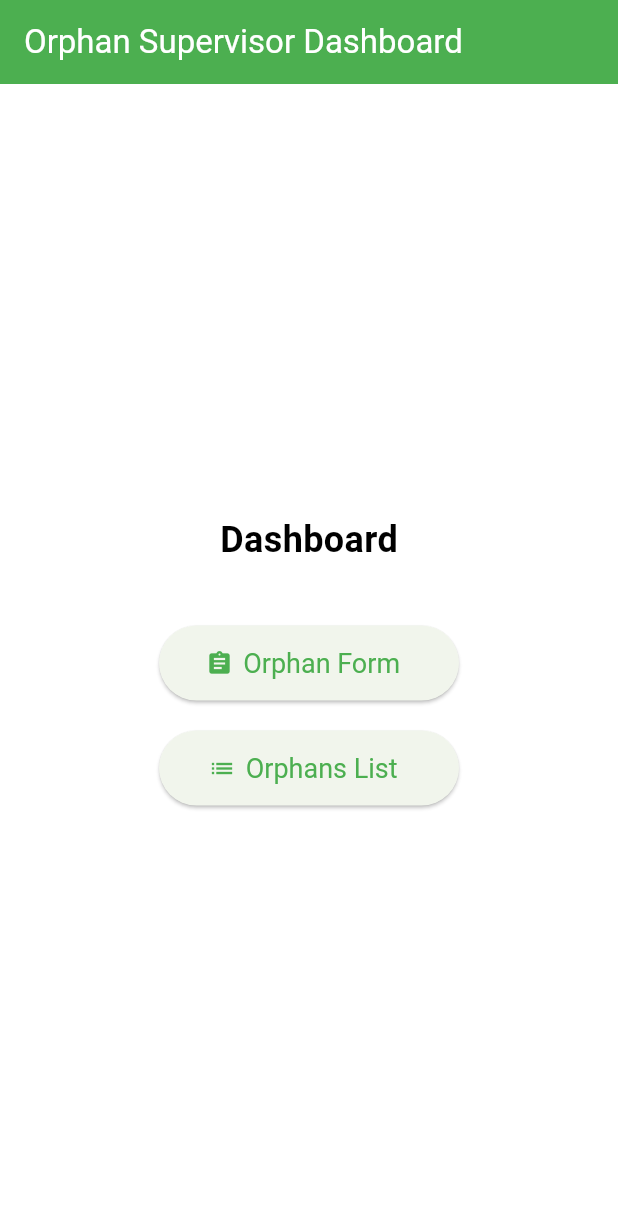
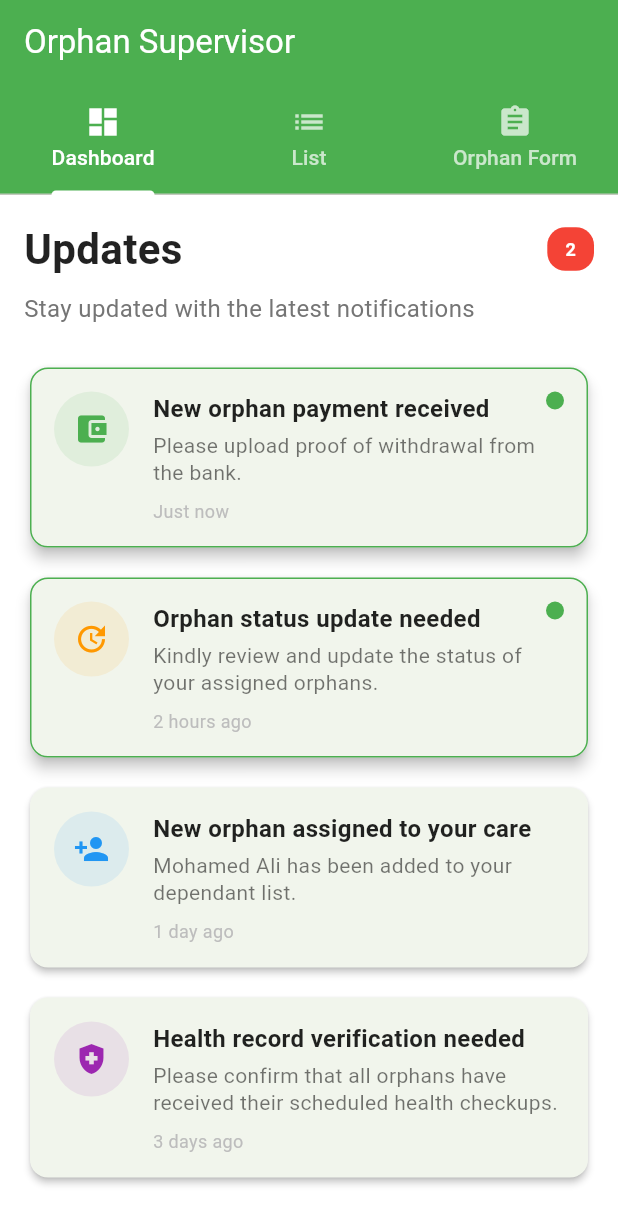
Before and after one commit to Abd-K/supervisor, a Flutter app: the screen it shows after launch, on a phone screen of 412 x 824 dp. Shown: the top 1224 px of the screen. Run offline on Flutter 3.47's test engine with Material 3 defaults, Android fonts, the phone set to English and light mode, and no system bars; our stand-ins replace image_picker.

Commit message:
Change layout to tabbar, and hardcode the dashboard.

```diff
--- a/lib/dashboard_page.dart
+++ b/lib/dashboard_page.dart
@@ -1,52 +1,212 @@
 import 'package:flutter/material.dart';
-import 'orphan_form.dart';
-import 'orphan_list_view.dart';
 
 class DashboardPage extends StatelessWidget {
   const DashboardPage({super.key});
 
+  // Hardcoded notifications for now
+  final List<NotificationItem> notifications = const [
+    NotificationItem(
+      title: 'New orphan payment received',
+      subtitle: 'Please upload proof of withdrawal from the bank.',
+      icon: Icons.account_balance_wallet,
+      iconColor: Colors.green,
+      timestamp: 'Just now',
+      isUnread: true,
+    ),
+    NotificationItem(
+      title: 'Orphan status update needed',
+      subtitle: 'Kindly review and update the status of your assigned orphans.',
+      icon: Icons.update,
+      iconColor: Colors.orange,
+      timestamp: '2 hours ago',
+      isUnread: true,
+    ),
+    NotificationItem(
+      title: 'New orphan assigned to your care',
+      subtitle: 'Mohamed Ali has been added to your dependant list.',
+      icon: Icons.person_add,
+      iconColor: Colors.blue,
+      timestamp: '1 day ago',
+      isUnread: false,
+    ),
+    NotificationItem(
+      title: 'Health record verification needed',
+      subtitle: 'Please confirm that all orphans have received their scheduled health checkups.',
+      icon: Icons.health_and_safety,
+      iconColor: Colors.purple,
+      timestamp: '3 days ago',
+      isUnread: false,
+    ),
+  ];
+
   @override
   Widget build(BuildContext context) {
-    return Center(
-      child: Column(
-        mainAxisAlignment: MainAxisAlignment.center,
-        children: <Widget>[
-          const Text(
-            'Dashboard',
-            style: TextStyle(fontSize: 24, fontWeight: FontWeight.bold),
-          ),
-          const SizedBox(height: 40),
-          ElevatedButton.icon(
-            icon: const Icon(Icons.assignment),
-            label: const Text('Orphan Form'),
-            onPressed: () {
-              Navigator.push(
-                context,
-                MaterialPageRoute(builder: (context) => const OrphanFormPage()),
-              );
-            },
-            style: ElevatedButton.styleFrom(
-              minimumSize: const Size(200, 50),
-              textStyle: const TextStyle(fontSize: 18),
+    return Scaffold(
+      body: Padding(
+        padding: const EdgeInsets.all(16.0),
+        child: Column(
+          crossAxisAlignment: CrossAxisAlignment.start,
+          children: [
+            // Header section
+            Row(
+              children: [
+                const Text(
+                  'Updates',
+                  style: TextStyle(
+                    fontSize: 28,
+                    fontWeight: FontWeight.bold,
+                    color: Colors.black87,
+                  ),
+                ),
+                const Spacer(),
+                Container(
+                  padding: const EdgeInsets.symmetric(horizontal: 12, vertical: 6),
+                  decoration: BoxDecoration(
+                    color: Colors.red,
+                    borderRadius: BorderRadius.circular(12),
+                  ),
+                  child: Text(
+                    '${notifications.where((n) => n.isUnread).length}',
+                    style: const TextStyle(
+                      color: Colors.white,
+                      fontSize: 12,
+                      fontWeight: FontWeight.bold,
+                    ),
+                  ),
+                ),
+              ],
+            ),
+            const SizedBox(height: 8),
+            Text(
+              'Stay updated with the latest notifications',
+              style: TextStyle(
+                fontSize: 16,
+                color: Colors.grey[600],
+              ),
+            ),
+            const SizedBox(height: 24),
+
+            // Notifications list
+            Expanded(
+              child: ListView.builder(
+                itemCount: notifications.length,
+                itemBuilder: (context, index) {
+                  final notification = notifications[index];
+                  return _buildNotificationCard(notification);
+                },
+              ),
+            ),
+          ],
+        ),
+      ),
+    );
+  }
+
+  Widget _buildNotificationCard(NotificationItem notification) {
+    return Container(
+      margin: const EdgeInsets.only(bottom: 12),
+      child: Card(
+        elevation: notification.isUnread ? 4 : 2,
+        shape: RoundedRectangleBorder(
+          borderRadius: BorderRadius.circular(12),
+          side: notification.isUnread
+              ? const BorderSide(color: Colors.green, width: 1)
+              : BorderSide.none,
+        ),
+        child: InkWell(
+          borderRadius: BorderRadius.circular(12),
+          onTap: () {
+            // TODO: Handle notification tap
+          },
+          child: Padding(
+            padding: const EdgeInsets.all(16),
+            child: Row(
+              crossAxisAlignment: CrossAxisAlignment.start,
+              children: [
+                // Notification icon
+                Container(
+                  width: 50,
+                  height: 50,
+                  decoration: BoxDecoration(
+                    color: notification.iconColor.withOpacity(0.1),
+                    borderRadius: BorderRadius.circular(25),
+                  ),
+                  child: Icon(
+                    notification.icon,
+                    color: notification.iconColor,
+                    size: 24,
+                  ),
+                ),
+                const SizedBox(width: 16),
+
+                // Notification content
+                Expanded(
+                  child: Column(
+                    crossAxisAlignment: CrossAxisAlignment.start,
+                    children: [
+                      Text(
+                        notification.title,
+                        style: const TextStyle(
+                          fontSize: 16,
+                          fontWeight: FontWeight.bold,
+                          color: Colors.black87,
+                        ),
+                      ),
+                      const SizedBox(height: 4),
+                      Text(
+                        notification.subtitle,
+                        style: const TextStyle(
+                          fontSize: 14,
+                          color: Colors.black54,
+                          height: 1.3,
+                        ),
+                      ),
+                      const SizedBox(height: 8),
+                      Text(
+                        notification.timestamp,
+                        style: TextStyle(
+                          fontSize: 12,
+                          color: Colors.grey[400],
+                        ),
+                      ),
+                    ],
+                  ),
+                ),
+
+                // Unread indicator
+                if (notification.isUnread)
+                  Container(
+                    width: 12,
+                    height: 12,
+                    decoration: const BoxDecoration(
+                      color: Colors.green,
+                      shape: BoxShape.circle,
+                    ),
+                  ),
+              ],
             ),
           ),
-          const SizedBox(height: 20),
-          ElevatedButton.icon(
-            icon: const Icon(Icons.list),
-            label: const Text('Orphans List'),
-            onPressed: () {
-              Navigator.push(
-                context,
-                MaterialPageRoute(builder: (context) => const OrphanListView()),
-              );
-            },
-            style: ElevatedButton.styleFrom(
-              minimumSize: const Size(200, 50),
-              textStyle: const TextStyle(fontSize: 18),
-            ),
-          ),
-        ],
+        ),
       ),
     );
   }
 }
+
+// Model class for notifications
+class NotificationItem {
+  final String title;
+  final String subtitle;
+  final IconData icon;
+  final Color iconColor;
+  final String timestamp;
+  final bool isUnread;
+
+  const NotificationItem({
+    required this.title,
+    required this.subtitle,
+    required this.icon,
+    required this.iconColor,
+    required this.timestamp,
+    required this.isUnread,
+  });
+}
--- a/lib/main.dart
+++ b/lib/main.dart
@@ -38,28 +38,50 @@ class SupervisorHomePage extends StatelessWidget {
 
   @override
   Widget build(BuildContext context) {
-    return Scaffold(
-      appBar: AppBar(
-        title: const Text('Orphan Supervisor Dashboard'),
+    return DefaultTabController(
+      length: 3,
+      child: Scaffold(
+        appBar: AppBar(
+          title: const Text('Orphan Supervisor'),
+          bottom: const TabBar(
+            tabs: [
+              Tab(
+                icon: Icon(Icons.dashboard),
+                text: 'Dashboard',
+              ),
+              Tab(
+                icon: Icon(Icons.list),
+                text: 'List',
+              ),
+              Tab(
+                icon: Icon(Icons.assignment),
+                text: 'Orphan Form',
+              ),
+            ],
+            labelColor: Colors.white,
+            unselectedLabelColor: Colors.white70,
+            indicatorColor: Colors.white,
+          ),
+        ),
+        body: const TabBarView(
+          children: [
+            DashboardTab(),
+            ListTab(),
+            FormTab(),
+          ],
+        ),
       ),
-      body: const DashboardPage(),
     );
   }
 }
 
-// Placeholder widgets for each tab
+// Tab widgets for TabBarView
 class DashboardTab extends StatelessWidget {
   const DashboardTab({super.key});
 
   @override
   Widget build(BuildContext context) {
-    return const Center(
-      child: Text(
-        'Dashboard Tab\nContent will be built here',
-        textAlign: TextAlign.center,
-        style: TextStyle(fontSize: 18),
-      ),
-    );
+    return const DashboardPage();
   }
 }
 
@@ -77,6 +99,6 @@ class FormTab extends StatelessWidget {
 
   @override
   Widget build(BuildContext context) {
-    return const OrphanForm();
+    return const OrphanFormPage();
   }
 }
```
